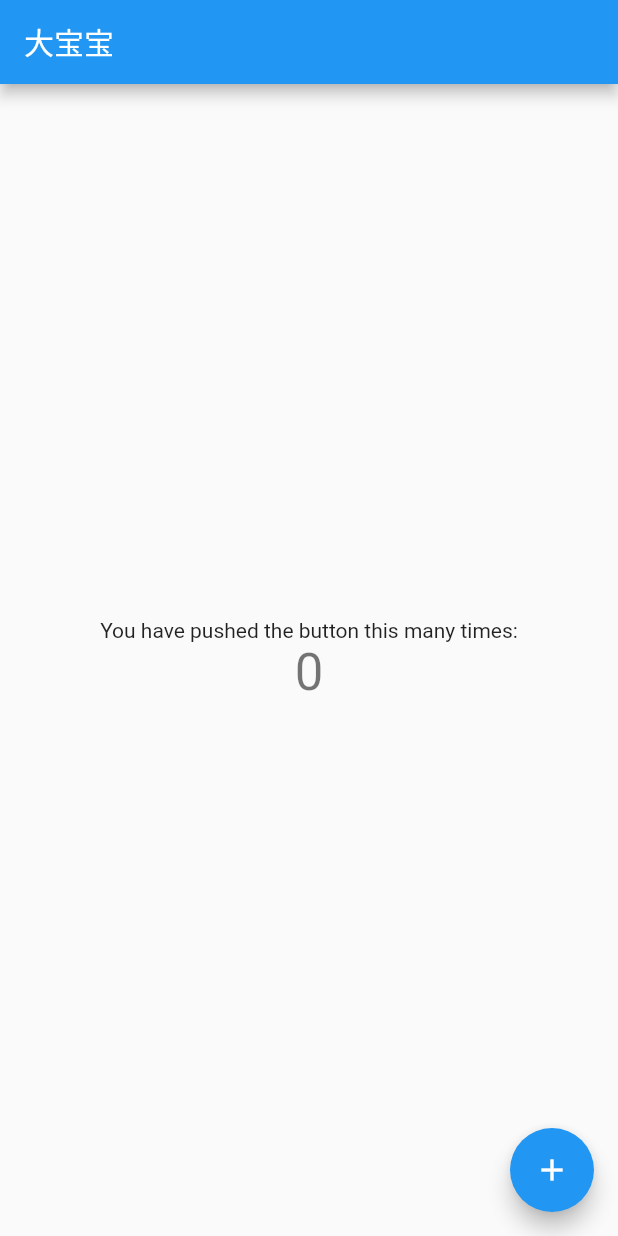
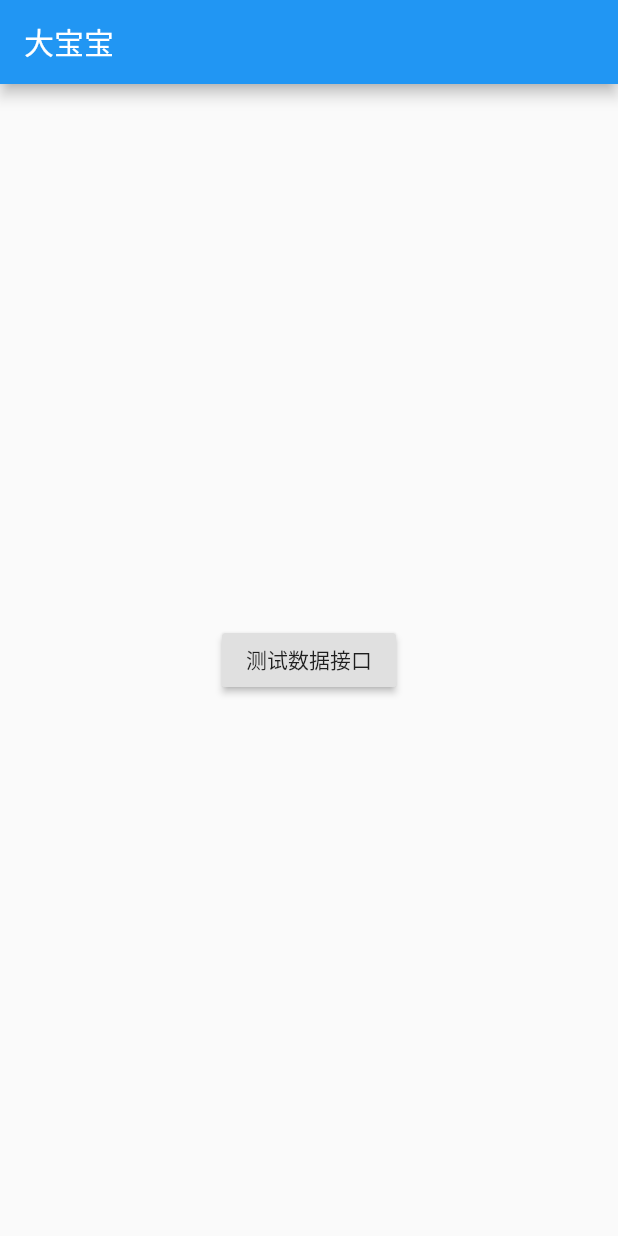
Before and after one commit to brucelee186/flutter_website, a Flutter app: the screen it shows after launch, on a phone screen of 412 x 824 dp. Run offline on Flutter 3.47's test engine with Material 2 defaults, Android fonts, the phone set to English and light mode, and no system bars.

Commit message:
commination to cell phone is ok

```diff
--- a/lib/main.dart
+++ b/lib/main.dart
@@ -1,4 +1,6 @@
 import 'package:flutter/material.dart';
+import 'package:http/http.dart' as http;
+import 'dart:convert';
 
 void main() => runApp(MyApp());
 
@@ -28,14 +30,6 @@ class MyApp extends StatelessWidget {
 class MyHomePage extends StatefulWidget {
   MyHomePage({Key key, this.title}) : super(key: key);
 
-  // This widget is the home page of your application. It is stateful, meaning
-  // that it has a State object (defined below) that contains fields that affect
-  // how it looks.
-
-  // This class is the configuration for the state. It holds the values (in this
-  // case the title) provided by the parent (in this case the App widget) and
-  // used by the build method of the State. Fields in a Widget subclass are
-  // always marked "final".
 
   final String title;
 
@@ -44,69 +38,28 @@ class MyHomePage extends StatefulWidget {
 }
 
 class _MyHomePageState extends State<MyHomePage> {
-  int _counter = 0;
-
-  void _incrementCounter() {
-    setState(() {
-      // This call to setState tells the Flutter framework that something has
-      // changed in this State, which causes it to rerun the build method below
-      // so that the display can reflect the updated values. If we changed
-      // _counter without calling setState(), then the build method would not be
-      // called again, and so nothing would appear to happen.
-      _counter++;
-    });
-  }
 
   @override
   Widget build(BuildContext context) {
-    // This method is rerun every time setState is called, for instance as done
-    // by the _incrementCounter method above.
-    //
-    // The Flutter framework has been optimized to make rerunning build methods
-    // fast, so that you can just rebuild anything that needs updating rather
-    // than having to individually change instances of widgets.
+
     return Scaffold(
       appBar: AppBar(
-        // Here we take the value from the MyHomePage object that was0
-        // created by
-        // the App.build method, and use it to set our appbar title.
+
         title: Text(widget.title),
       ),
       body: Center(
-        // Center is a layout widget. It takes a single child and positions it
-        // in the middle of the parent.
-        child: Column(
-          // Column is also a layout widget. It takes a list of children and
-          // arranges them vertically. By default, it sizes itself to fit its
-          // children horizontally, and tries to be as tall as its parent.
-          //
-          // Invoke "debug painting" (press "p" in the console, choose the
-          // "Toggle Debug Paint" action from the Flutter Inspector in Android
-          // Studio, or the "Toggle Debug Paint" command in Visual Studio Code)
-          // to see the wireframe for each widget.
-          //
-          // Column has various properties to control how it sizes itself and
-          // how it positions its children. Here we use mainAxisAlignment to
-          // center the children vertically; the main axis here is the vertical
-          // axis because Columns are vertical (the cross axis would be
-          // horizontal).
-          mainAxisAlignment: MainAxisAlignment.center,
-          children: <Widget>[
-            Text(
-              'You have pushed the button this many times:',
-            ),
-            Text(
-              '$_counter',
-              style: Theme.of(context).textTheme.display1,
-            ),
-          ],
-        ),
+
+        child: RaisedButton(
+          child: Text('测试数据接口'),
+          onPressed: () async {
+          String url = "http://192.168.1.3/platform/manage/maPorduct/getList";
+          var res = await http.get(url);
+          String body = res.body;
+          print(body);
+          var json = jsonDecode(body);
+        },)
       ),
-      floatingActionButton: FloatingActionButton(
-        onPressed: _incrementCounter,
-        tooltip: 'Increment',
-        child: Icon(Icons.add),
-      ), // This trailing comma makes auto-formatting nicer for build methods.
+
     );
   }
 }
--- a/pubspec.yaml
+++ b/pubspec.yaml
@@ -23,6 +23,8 @@ dependencies:
   # The following adds the Cupertino Icons font to your application.
   # Use with the CupertinoIcons class for iOS style icons.
   cupertino_icons: ^0.1.2
+  # add http function
+  http: ^0.12.0
 
 dev_dependencies:
   flutter_test:
```
Also changed, not shown: lib/app.dart (added), lib/conf/config.dart (added), lib/loading.dart (added), lib/model/news.dart (added), lib/model/product.dart (added), lib/pages/abrout_us_page.dart (added), lib/pages/home_page.dart (added), lib/pages/news_page.dart (added), lib/pages/porudct_page.dart (added), lib/services/contact.dart (added), lib/services/news.dart (added), lib/services/product.dart (added), lib/style/color.dart (added), lib/style/font.dart (added), 3 more files, 21 other files.
